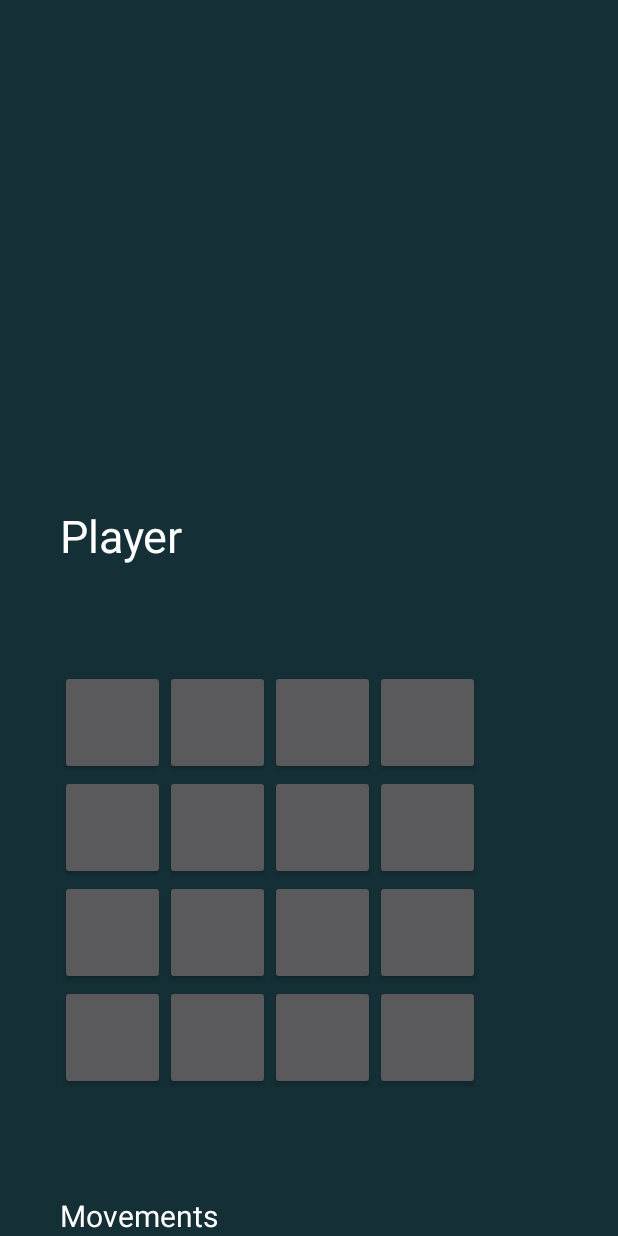
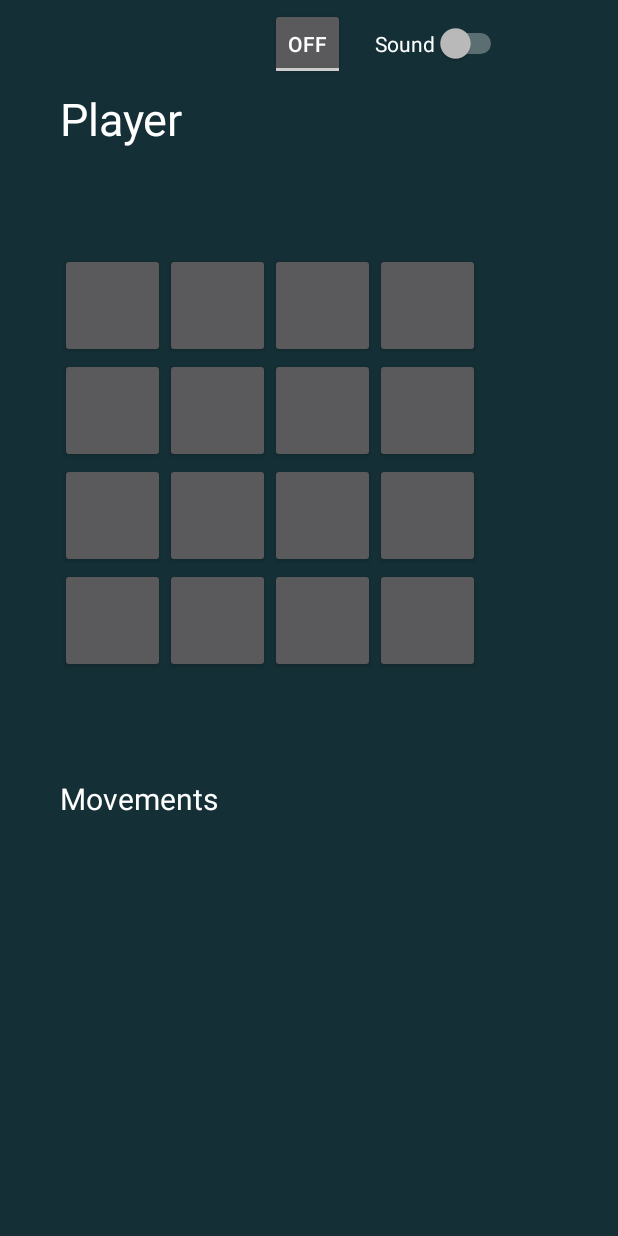
Before and after one commit to NicoDino/RompeCabezas, an Android app: the layout acticity_game.xml on its own in the app's theme, with its tools: preview values and no code run, on a phone screen of 412 x 824 dp. Run offline under Robolectric (Android 15) with nearby library versions, the light colour scheme and no system bars.

```diff
--- a/app/src/main/java/org/catos/rompecabezas/GameActivity.java
+++ b/app/src/main/java/org/catos/rompecabezas/GameActivity.java
@@ -36,9 +36,9 @@ public class GameActivity extends Activity {
         super.onCreate(saveInstanceState);
         setContentView(R.layout.acticity_game);
 
-        //this.switchSonido = (Switch) findViewById(R.id.switch1);
-        //this.switchSonido.setChecked(true);
-        //this.switchSonido.setShowText(true);
+        this.switchSonido = (Switch) findViewById(R.id.switch1);
+        this.switchSonido.setChecked(true);
+        this.switchSonido.setShowText(true);
 
         this.musica= MediaPlayer.create(GameActivity.this, R.raw.happy3friends);
         this.musica.setLooping(true);
--- a/app/src/main/res/layout/acticity_game.xml
+++ b/app/src/main/res/layout/acticity_game.xml
@@ -5,6 +5,7 @@
     android:layout_width="match_parent"
     android:layout_height="match_parent"
     android:background="#f2133036"
+    android:columnOrderPreserved="false"
     android:paddingLeft="40dp"
     android:paddingRight="5dp"
     android:paddingTop="5dp"
@@ -210,13 +211,22 @@
         android:textColor="#ffffff"
         android:textSize="30dp" />
 
-    <!--Switch
+    <ToggleButton
+        android:id="@+id/toggleButton"
+        android:layout_width="50dp"
+        android:layout_height="wrap_content"
+        android:layout_column="2"
+        android:layout_row="0"
+        android:onClick="actionSwitch"
+        android:text="@string/sound_active" />
+
+    <Switch
         android:id="@+id/switch1"
         android:layout_width="wrap_content"
         android:layout_height="wrap_content"
         android:layout_column="3"
         android:layout_row="0"
-        android:text="@string/sound_active" /-->
-
+        android:onClick="actionSwitch"
+        android:text="@string/sound_active" />
 
 </GridLayout>
```
Also changed, not shown: app/src/main/res/layout/activity_form.xml (+6 -5 lines).
